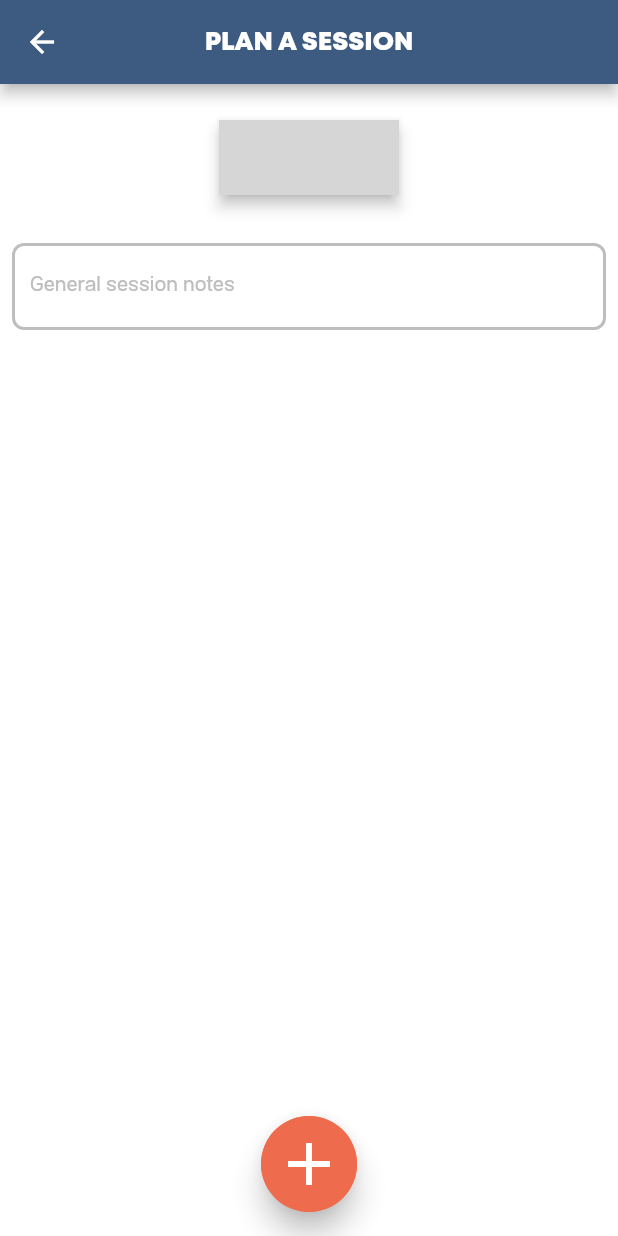
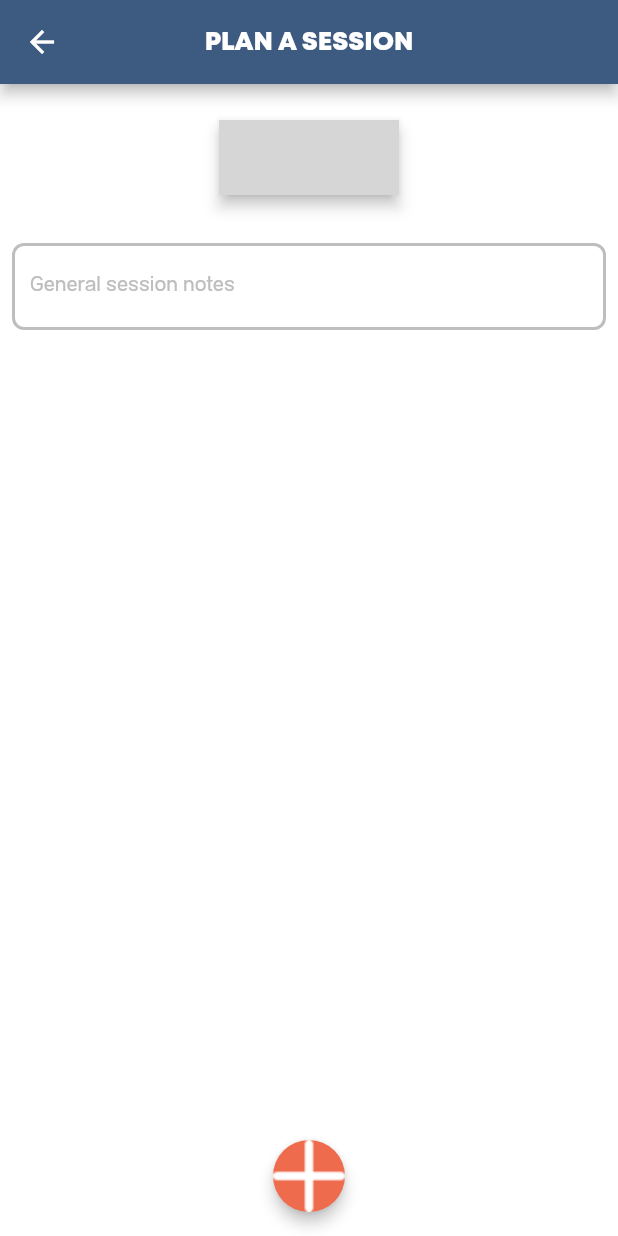
Before and after one commit to JPUF/ppl_course, a Flutter app: the SessionPage screen opened directly, on a phone screen of 412 x 824 dp. Run offline on Flutter 3.47's test engine with Material 2 defaults, Android fonts, the light colour scheme and no system bars; drawn by our look-alikes of animated_toggle_switch; our stand-ins replace bloc, flutter_bloc, flutter_svg, flutter_svg_provider, page_transition; grey boxes are pictures that could not be loaded.

Commit message:
Asset button

```diff
--- a/lib/presentation/pages/session/components/add_exercise_button.dart
+++ b/lib/presentation/pages/session/components/add_exercise_button.dart
@@ -1,4 +1,5 @@
 import 'package:flutter/material.dart';
+import 'package:flutter_svg_provider/flutter_svg_provider.dart';
 import 'package:ppl_course/res/color/colors.dart';
 
 class AddExerciseButton extends StatelessWidget {
@@ -10,21 +11,17 @@ class AddExerciseButton extends StatelessWidget {
   Widget build(BuildContext context) {
     return Container(
       padding: const EdgeInsets.only(bottom: 16.0),
-      child: PhysicalModel(
-        elevation: 8,
-        shadowColor: AppColor.black,
+      child: Material(
+        elevation: 4.0,
+        shape: const CircleBorder(),
+        clipBehavior: Clip.hardEdge,
         color: AppColor.accent,
-        shape: BoxShape.circle,
-        child: GestureDetector(
-          onTap: onTap,
-          child: CircleAvatar(
-            backgroundColor: AppColor.accent,
-            radius: 32.0,
-            child: Icon(
-              Icons.add,
-              color: AppColor.white,
-              size: 48.0,
-            ),
+        child: Ink.image(
+          image: const Svg('assets/images/ic_plus.svg', size: Size(32, 32)),
+          width: 48,
+          height: 48,
+          child: InkWell(
+            onTap: () => onTap(),
           ),
         ),
       ),
--- a/lib/presentation/pages/session/session_page.dart
+++ b/lib/presentation/pages/session/session_page.dart
@@ -20,8 +20,6 @@ class _SessionPageState extends State<SessionPage> {
   late TextEditingController _editingController;
   late FocusNode _notesFocusNode;
   String _notesText = "";
-
-  bool _addButtonVisibility = true;
 
   @override
   void initState() {
@@ -71,18 +69,7 @@ class _SessionPageState extends State<SessionPage> {
                   ),
                 ),
               ),
-              AnimatedOpacity(
-                opacity: _addButtonVisibility ? 1.0 : 0.5,
-                duration: const Duration(milliseconds: 150),
-                onEnd: () {
-                  if (!_addButtonVisibility) showBottomSheet();
-                },
-                child: AddExerciseButton(
-                  onTap: () {
-                    dismissAddButton();
-                  },
-                ),
-              )
+              AddExerciseButton(onTap: () => showBottomSheet())
             ],
           ),
         ),
@@ -90,23 +77,15 @@ class _SessionPageState extends State<SessionPage> {
     );
   }
 
-  void dismissAddButton() {
-    setState(() {
-      _addButtonVisibility = false;
-    });
-  }
-
   void showBottomSheet() {
     showModalBottomSheet<void>(
+      isScrollControlled: true,
         context: context,
+        shape: const RoundedRectangleBorder(
+            borderRadius: BorderRadius.only(
+                topLeft: Radius.circular(12), topRight: Radius.circular(12))),
         builder: (BuildContext context) {
-          return AddExerciseBottomSheet(
-            onDismiss: () {
-              setState(() {
-                _addButtonVisibility = true;
-              });
-            },
-          );
+          return const AddExerciseBottomSheet();
         });
   }
 
--- a/lib/res/string/strings.dart
+++ b/lib/res/string/strings.dart
@@ -13,4 +13,5 @@ class Strings {
   // Plan Session
   static const String planSessionTitle = "PLAN A SESSION";
   static const String generalNotesHint = "General session notes";
+  static const String addActivityCTA = "ADD ACTIVITY";
 }
--- a/pubspec.yaml
+++ b/pubspec.yaml
@@ -28,6 +28,7 @@ dependencies:
   http: ^0.13.4
   lottie: ^1.2.1
   flutter_svg: ^1.0.3
+  flutter_svg_provider: ^1.0.3
   cupertino_icons: ^1.0.2
   intl: ^0.17.0
   page_transition: ^2.0.5
```
Also changed, not shown: lib/common/components/asset_button.dart (renamed from lib/presentation/pages/home/components/plan_session_button.dart, +17 -15 lines), lib/presentation/pages/home/home_page.dart (+12 -2 lines), lib/presentation/pages/session/components/add_exercise_bottom_sheet.dart (+31 -14 lines), assets/images/ic_plus.svg (added).
